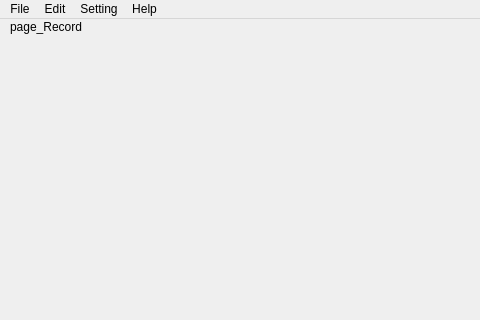
Above: mainwindow.ui from zjw939057120/qt before the change; both pictures show x 0 to 480 and y 0 to 320 of the 900 by 600 pixel window. Below: the same form after it.
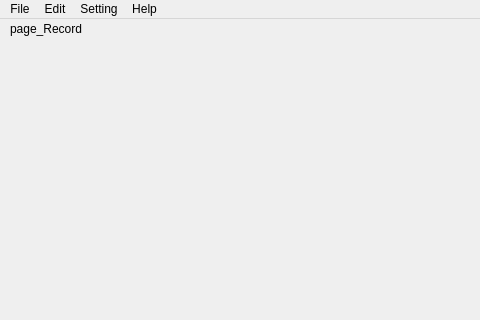
That is the form after the change. The open tabs and pages were chosen to show the change.

```diff
--- a/mainwindow.ui
+++ b/mainwindow.ui
@@ -92,8 +92,8 @@
        <rect>
         <x>0</x>
         <y>0</y>
-        <width>81</width>
-        <height>16</height>
+        <width>100</width>
+        <height>20</height>
        </rect>
       </property>
       <property name="text">
```
Left out of the diff: 14 changed lines with no effect on the pictures.
